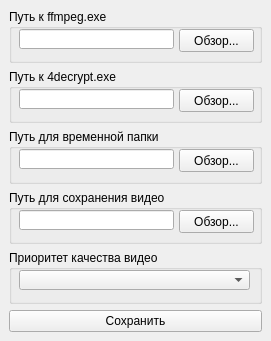
Qt form setting_window.ui (NLinar/kin_downloader) before a commit.
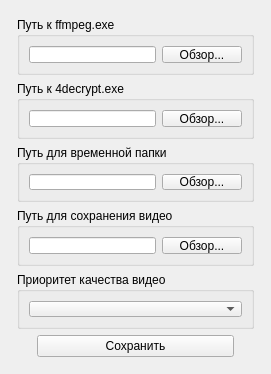
The same form after that commit.

Patch:
```diff
--- a/setting_window.ui
+++ b/setting_window.ui
@@ -7,19 +7,19 @@
     <x>0</x>
     <y>0</y>
     <width>271</width>
-    <height>341</height>
+    <height>374</height>
    </rect>
   </property>
   <property name="minimumSize">
    <size>
     <width>271</width>
-    <height>341</height>
+    <height>374</height>
    </size>
   </property>
   <property name="maximumSize">
    <size>
     <width>271</width>
-    <height>341</height>
+    <height>374</height>
    </size>
   </property>
   <property name="contextMenuPolicy">
@@ -31,6 +31,20 @@
   <widget class="QWidget" name="centralwidget">
    <layout class="QGridLayout" name="gridLayout">
     <item row="0" column="0">
+     <layout class="QVBoxLayout" name="verticalLayout">
+      <property name="leftMargin">
+       <number>8</number>
+      </property>
+      <property name="topMargin">
+       <number>8</number>
+      </property>
+      <property name="rightMargin">
+       <number>8</number>
+      </property>
+      <property name="bottomMargin">
+       <number>8</number>
+      </property>
+      <item>
      <widget class="QGroupBox" name="groupBox">
       <property name="sizePolicy">
        <sizepolicy hsizetype="Preferred" vsizetype="Preferred">
@@ -41,32 +55,25 @@
       <property name="title">
        <string>Путь к ffmpeg.exe</string>
       </property>
+        <layout class="QGridLayout" name="gridLayout_2">
+         <item row="0" column="0">
+          <layout class="QHBoxLayout" name="horizontalLayout">
+           <item>
+            <widget class="QLineEdit" name="lineEdit"/>
+           </item>
+           <item>
       <widget class="QPushButton" name="pushButton">
-       <property name="geometry">
-        <rect>
-         <x>170</x>
-         <y>20</y>
-         <width>75</width>
-         <height>23</height>
-        </rect>
-       </property>
        <property name="text">
         <string>Обзор...</string>
        </property>
       </widget>
-      <widget class="QLineEdit" name="lineEdit">
-       <property name="geometry">
-        <rect>
-         <x>10</x>
-         <y>20</y>
-         <width>155</width>
-         <height>20</height>
-        </rect>
-       </property>
-      </widget>
-     </widget>
-    </item>
-    <item row="1" column="0">
+           </item>
+          </layout>
+         </item>
+        </layout>
+       </widget>
+      </item>
+      <item>
      <widget class="QGroupBox" name="groupBox_2">
       <property name="sizePolicy">
        <sizepolicy hsizetype="Preferred" vsizetype="Preferred">
@@ -77,32 +84,25 @@
       <property name="title">
        <string>Путь к 4decrypt.exe</string>
       </property>
+        <layout class="QGridLayout" name="gridLayout_3">
+         <item row="0" column="0">
+          <layout class="QHBoxLayout" name="horizontalLayout_2">
+           <item>
+            <widget class="QLineEdit" name="lineEdit_4"/>
+           </item>
+           <item>
       <widget class="QPushButton" name="pushButton_5">
-       <property name="geometry">
-        <rect>
-         <x>170</x>
-         <y>20</y>
-         <width>75</width>
-         <height>23</height>
-        </rect>
-       </property>
        <property name="text">
         <string>Обзор...</string>
        </property>
       </widget>
-      <widget class="QLineEdit" name="lineEdit_4">
-       <property name="geometry">
-        <rect>
-         <x>10</x>
-         <y>20</y>
-         <width>155</width>
-         <height>20</height>
-        </rect>
-       </property>
-      </widget>
-     </widget>
-    </item>
-    <item row="2" column="0">
+           </item>
+          </layout>
+         </item>
+        </layout>
+       </widget>
+      </item>
+      <item>
      <widget class="QGroupBox" name="groupBox_3">
       <property name="sizePolicy">
        <sizepolicy hsizetype="Preferred" vsizetype="Preferred">
@@ -113,32 +113,25 @@
       <property name="title">
        <string>Путь для временной папки</string>
       </property>
+        <layout class="QGridLayout" name="gridLayout_4">
+         <item row="0" column="0">
+          <layout class="QHBoxLayout" name="horizontalLayout_3">
+           <item>
+            <widget class="QLineEdit" name="lineEdit_5"/>
+           </item>
+           <item>
       <widget class="QPushButton" name="pushButton_6">
-       <property name="geometry">
-        <rect>
-         <x>170</x>
-         <y>20</y>
-         <width>75</width>
-         <height>23</height>
-        </rect>
-       </property>
        <property name="text">
         <string>Обзор...</string>
        </property>
       </widget>
-      <widget class="QLineEdit" name="lineEdit_5">
-       <property name="geometry">
-        <rect>
-         <x>10</x>
-         <y>20</y>
-         <width>155</width>
-         <height>20</height>
-        </rect>
-       </property>
-      </widget>
-     </widget>
-    </item>
-    <item row="3" column="0">
+           </item>
+          </layout>
+         </item>
+        </layout>
+       </widget>
+      </item>
+      <item>
      <widget class="QGroupBox" name="groupBox_4">
       <property name="sizePolicy">
        <sizepolicy hsizetype="Preferred" vsizetype="Preferred">
@@ -149,32 +142,25 @@
       <property name="title">
        <string>Путь для сохранения видео</string>
       </property>
+        <layout class="QGridLayout" name="gridLayout_5">
+         <item row="0" column="0">
+          <layout class="QHBoxLayout" name="horizontalLayout_4">
+           <item>
+            <widget class="QLineEdit" name="lineEdit_6"/>
+           </item>
+           <item>
       <widget class="QPushButton" name="pushButton_7">
-       <property name="geometry">
-        <rect>
-         <x>170</x>
-         <y>20</y>
-         <width>75</width>
-         <height>23</height>
-        </rect>
-       </property>
        <property name="text">
         <string>Обзор...</string>
        </property>
       </widget>
-      <widget class="QLineEdit" name="lineEdit_6">
-       <property name="geometry">
-        <rect>
-         <x>10</x>
-         <y>20</y>
-         <width>155</width>
-         <height>20</height>
-        </rect>
-       </property>
-      </widget>
-     </widget>
-    </item>
-    <item row="4" column="0">
+           </item>
+          </layout>
+         </item>
+        </layout>
+       </widget>
+      </item>
+      <item>
      <widget class="QGroupBox" name="groupBox_5">
       <property name="sizePolicy">
        <sizepolicy hsizetype="Preferred" vsizetype="Preferred">
@@ -185,15 +171,11 @@
       <property name="title">
        <string>Приоритет качества видео</string>
       </property>
+        <layout class="QGridLayout" name="gridLayout_6">
+         <item row="0" column="0">
+          <layout class="QHBoxLayout" name="horizontalLayout_6">
+           <item>
       <widget class="QComboBox" name="comboBox">
-       <property name="geometry">
-        <rect>
-         <x>10</x>
-         <y>20</y>
-         <width>231</width>
-         <height>20</height>
-        </rect>
-       </property>
        <property name="sizePolicy">
         <sizepolicy hsizetype="Expanding" vsizetype="Fixed">
          <horstretch>0</horstretch>
@@ -201,14 +183,62 @@
         </sizepolicy>
        </property>
       </widget>
-     </widget>
-    </item>
-    <item row="5" column="0">
+           </item>
+          </layout>
+         </item>
+        </layout>
+       </widget>
+      </item>
+      <item>
+       <layout class="QHBoxLayout" name="horizontalLayout_5">
+        <item>
+         <spacer name="horizontalSpacer">
+          <property name="orientation">
+           <enum>Qt::Horizontal</enum>
+          </property>
+          <property name="sizeType">
+           <enum>QSizePolicy::Preferred</enum>
+          </property>
+          <property name="sizeHint" stdset="0">
+           <size>
+            <width>20</width>
+            <height>20</height>
+           </size>
+          </property>
+         </spacer>
+        </item>
+        <item>
      <widget class="QPushButton" name="pushButton_4">
+          <property name="sizePolicy">
+           <sizepolicy hsizetype="Expanding" vsizetype="Fixed">
+            <horstretch>0</horstretch>
+            <verstretch>0</verstretch>
+           </sizepolicy>
+          </property>
       <property name="text">
        <string>Сохранить</string>
       </property>
      </widget>
+        </item>
+        <item>
+         <spacer name="horizontalSpacer_2">
+          <property name="orientation">
+           <enum>Qt::Horizontal</enum>
+          </property>
+          <property name="sizeType">
+           <enum>QSizePolicy::Preferred</enum>
+          </property>
+          <property name="sizeHint" stdset="0">
+           <size>
+            <width>20</width>
+            <height>20</height>
+           </size>
+          </property>
+         </spacer>
+        </item>
+       </layout>
+      </item>
+     </layout>
     </item>
    </layout>
   </widget>
```
Lines whose indentation alone changed are shown as unchanged.
